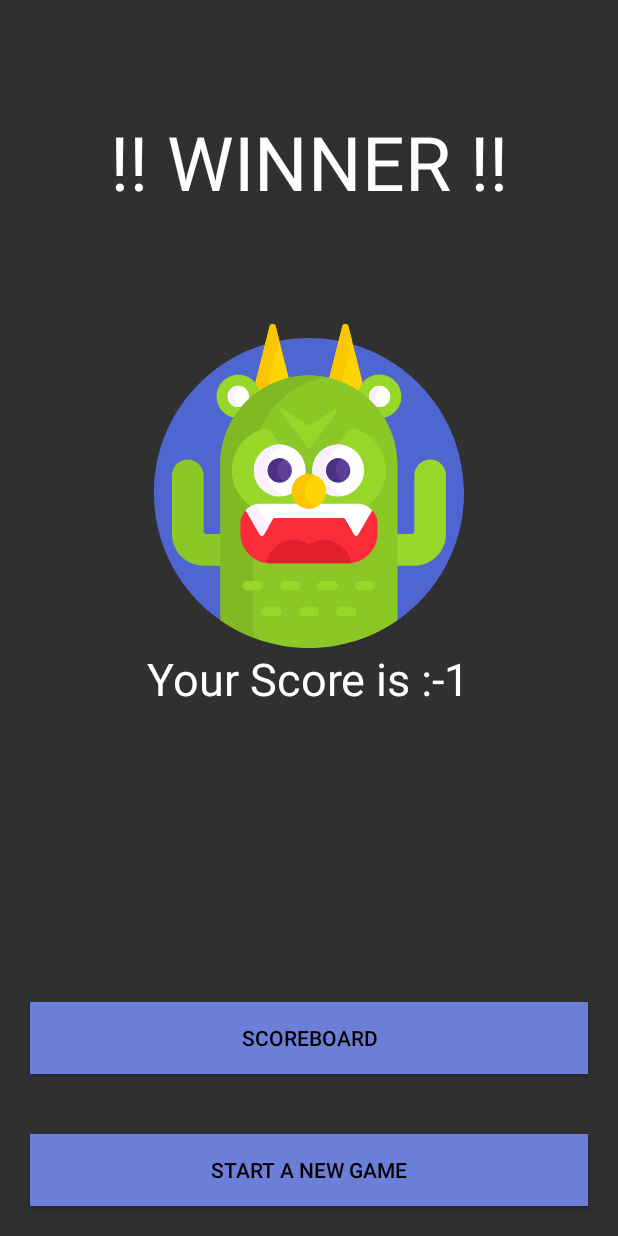
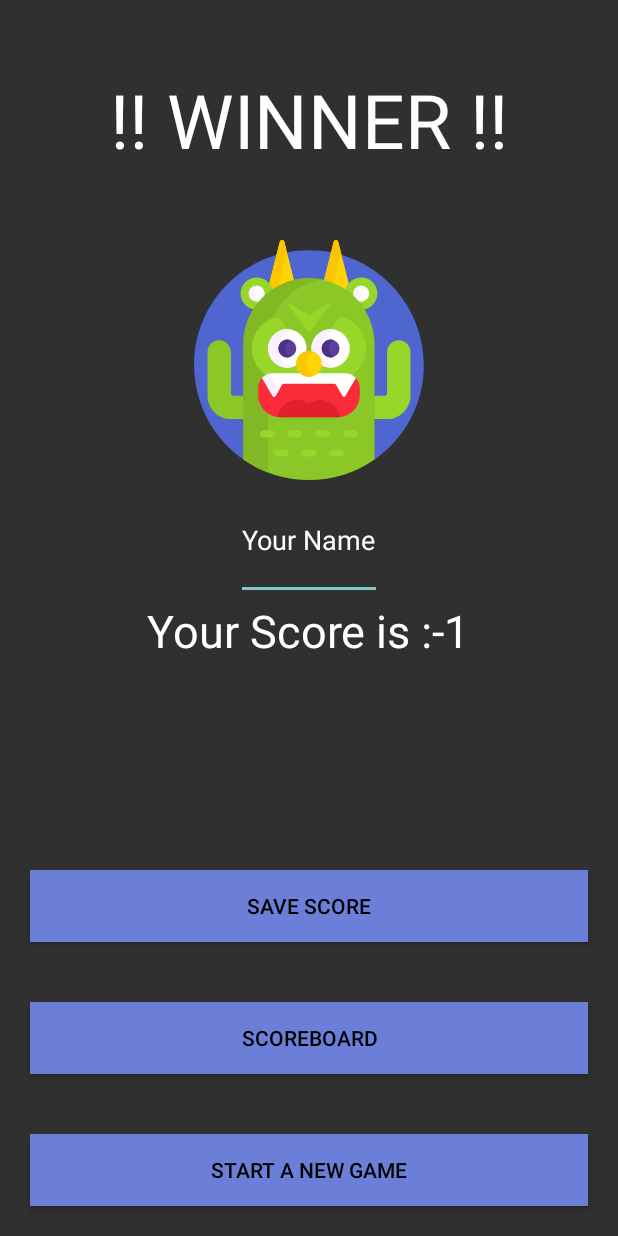
Before and after one commit to OmriGilhar/AndroidCardWar_V2, an Android app: the Winner_Activity screen opened directly, with no data from a screen before it, on a phone screen of 412 x 824 dp. Run offline under Robolectric (Android 15) with nearby library versions, the phone set to English and light mode, and no system bars; pictures from the network do not load; 1 statement that could not run was skipped.

Commit message:
Added EditText to winner and show his name, Add informative readme.

```diff
--- a/app/src/debug/res/values/google_maps_api.xml
+++ b/app/src/debug/res/values/google_maps_api.xml
@@ -1,3 +1,3 @@
 <resources>
-    <string name="google_maps_key" templateMergeStrategy="preserve" translatable="false">AIzaSyAk4I5u2cqQypbQ-EsWRauxhwLgWSqvh3Y</string>
+    <string name="google_maps_key" templateMergeStrategy="preserve" translatable="false">YourGoogleKeyHere</string>
 </resources>
--- a/app/src/main/java/com/example/msogcardwar/activities/Scoreboard_Activity.java
+++ b/app/src/main/java/com/example/msogcardwar/activities/Scoreboard_Activity.java
@@ -56,7 +56,7 @@ public class Scoreboard_Activity extends AppCompatActivity implements OnMapReady
             Winner winner = winnersData.getWinner(position);
             LatLng winner_location = new LatLng(winner.getLat(), winner.getLng());
             google_map.animateCamera(CameraUpdateFactory.newLatLngZoom(winner_location, 15));
-            google_map.addMarker(new MarkerOptions().position(winner_location).title("Your Score: "+winner.getScore()));
+            google_map.addMarker(new MarkerOptions().position(winner_location).title("Name: " + winner.getName() + " Score: "+winner.getScore()));
         });
     }
 
--- a/app/src/main/java/com/example/msogcardwar/activities/Winner_Activity.java
+++ b/app/src/main/java/com/example/msogcardwar/activities/Winner_Activity.java
@@ -12,6 +12,7 @@ import android.media.MediaPlayer;
 import android.os.Bundle;
 import android.view.View;
 import android.widget.Button;
+import android.widget.EditText;
 import android.widget.ImageView;
 import android.widget.TextView;
 import android.widget.Toast;
@@ -32,7 +33,10 @@ public class Winner_Activity extends AppCompatActivity {
     private TextView winner_lbl_winner_score;
     private int winner_score;
     private int winner_img_id;
+    private String winner_name;
     private Button start_game_btn;
+    private Button winner_btn_save;
+    private EditText winner_edt_name;
     private View winner_img_background;
     private Button score_board_btn;
     private MediaPlayer backgroundMusic;
@@ -62,6 +66,8 @@ public class Winner_Activity extends AppCompatActivity {
         winner_img_background = findViewById(R.id.winner_IMG_background);
         start_game_btn = findViewById(R.id.winner_BTN_startNewGame);
         score_board_btn = findViewById(R.id.winner_BTN_score_board);
+        winner_btn_save = findViewById(R.id.winner_BTN_save);
+        winner_edt_name = findViewById(R.id.winner_EDT_name);
     }
 
     private void initViews() {
@@ -77,8 +83,14 @@ public class Winner_Activity extends AppCompatActivity {
         winner_img_winner_logo.setImageResource(winner_img_id);
         start_game_btn.setOnClickListener(v -> openGameView());
         score_board_btn.setOnClickListener(v -> openScoreboardView());
+        winner_btn_save.setOnClickListener(v -> saveName());
+
         backgroundMusic = MediaPlayer.create(this, R.raw.loyalty_freak_music04hello_regan);
         backgroundMusic.start();
+    }
+
+    private void saveName(){
+        this.winner_name = winner_edt_name.getText().toString();
         getUserLastLocation();
     }
 
@@ -106,7 +118,7 @@ public class Winner_Activity extends AppCompatActivity {
                 .addOnSuccessListener(this, location -> {
                     // Got last known location. In some rare situations this can be null.
                     if (location != null) {
-                        winnersData.saveWinner(mPrefs, winner_score, winner_img_id, location);
+                        winnersData.saveWinner(mPrefs, this.winner_name, winner_score, winner_img_id, location);
                     }
                 });
     }
--- a/app/src/main/java/com/example/msogcardwar/gamelogic/WinnersData.java
+++ b/app/src/main/java/com/example/msogcardwar/gamelogic/WinnersData.java
@@ -20,10 +20,10 @@ public class WinnersData {
     private final Type winner_type = new TypeToken<List<Winner>>(){}.getType();
 
     //TODO:switch location to map location
-    public void saveWinner(SharedPreferences mPrefs, int winner_score, int winner_img_id, Location location)  {
+    public void saveWinner(SharedPreferences mPrefs, String name, int winner_score, int winner_img_id, Location location)  {
         SharedPreferences.Editor prefsEditor = mPrefs.edit();
         boolean is_save = false;
-        Winner myWinner = new Winner(winner_score, winner_img_id, location.getLatitude(), location.getLongitude());
+        Winner myWinner = new Winner(name, winner_score, winner_img_id, location.getLatitude(), location.getLongitude());
         gson = new Gson();
         json = mPrefs.getString("Winners", "");
         winners = gson.fromJson(json, winner_type);
@@ -70,7 +70,7 @@ public class WinnersData {
         winners = gson.fromJson(json, winner_type);
         if (winners != null) {
             for (int i = 0; i < winners.size(); i++) {
-                scoreArr[i] = "score: " + winners.get(i).getScore();
+                scoreArr[i] ="Name: " + winners.get(i).getName() + " Score: " + winners.get(i).getScore();
                 iconsArr[i] = winners.get(i).getIcon();
             }
         }
--- a/app/src/main/res/layout/winner_activity.xml
+++ b/app/src/main/res/layout/winner_activity.xml
@@ -28,6 +28,14 @@
             android:src="@drawable/monster"
             android:contentDescription="@string/winner_image_description" />
 
+        <EditText
+            android:id="@+id/winner_EDT_name"
+            android:layout_width="wrap_content"
+            android:layout_height="0dp"
+            android:layout_weight="0.5"
+            android:text="@string/winner_name"/>
+
+
         <TextView
             android:id="@+id/winner_LBL_description"
             android:layout_width="wrap_content"
@@ -35,6 +43,16 @@
             android:layout_weight="1"
             android:textColor="@color/white"
             android:textSize="30sp"/>
+
+        <Button
+            android:id="@+id/winner_BTN_save"
+            android:layout_width="match_parent"
+            android:layout_height="wrap_content"
+            android:text="@string/winner_save_score"
+            android:layout_marginVertical="20dp"
+            android:layout_marginHorizontal="20dp"
+            android:background="@color/menuButtons"
+            android:textColor="@color/black"/>
 
         <Button
             android:id="@+id/winner_BTN_score_board"
--- a/app/src/main/res/values/strings.xml
+++ b/app/src/main/res/values/strings.xml
@@ -27,5 +27,7 @@
     values-round/strings.xml for round devices.
     -->
     <string name="hello_world">Hello Square World!</string>
+    <string name="winner_name">Your Name</string>
+    <string name="winner_save_score">Save Score</string>
 
 </resources>
```
Also changed, not shown: app/src/main/java/com/example/msogcardwar/gamelogic/Winner.java (+10 -2 lines), 1 other file.
